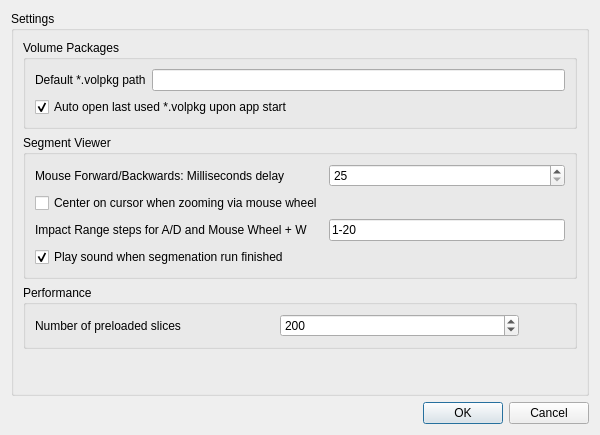
SuperOptimizer/villa, file volume-cartographer/apps/VC/VCSettings.ui: the form before one commit.
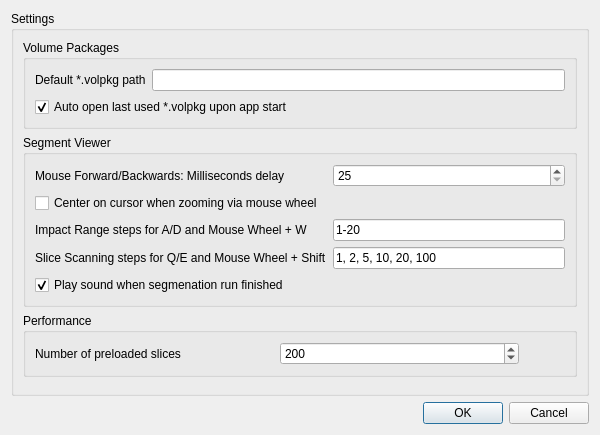
The form after the commit. Icons and pictures are not drawn.

Commit message: added setting for user definable scan range steps

```diff
--- a/volume-cartographer/apps/VC/VCSettings.ui
+++ b/volume-cartographer/apps/VC/VCSettings.ui
@@ -96,7 +96,7 @@
            </property>
           </widget>
          </item>
-         <item row="3" column="0">
+         <item row="4" column="0">
           <widget class="QCheckBox" name="chkPlaySoundAfterSegRun">
            <property name="text">
             <string>Play sound when segmenation run finished</string>
@@ -106,6 +106,20 @@
            </property>
           </widget>
          </item>
+         <item row="3" column="0">
+          <widget class="QLabel" name="label_5">
+           <property name="text">
+            <string>Slice Scanning steps for Q/E and Mouse Wheel + Shift</string>
+           </property>
+          </widget>
+         </item>
+         <item row="3" column="1">
+          <widget class="QLineEdit" name="edtScanRange">
+           <property name="text">
+            <string>1, 2, 5, 10, 20, 100</string>
+           </property>
+          </widget>
+         </item>
         </layout>
        </widget>
       </item>
```
Left out of the diff: 14 changed lines with no effect on the pictures. The commit also changes 4 other files.
